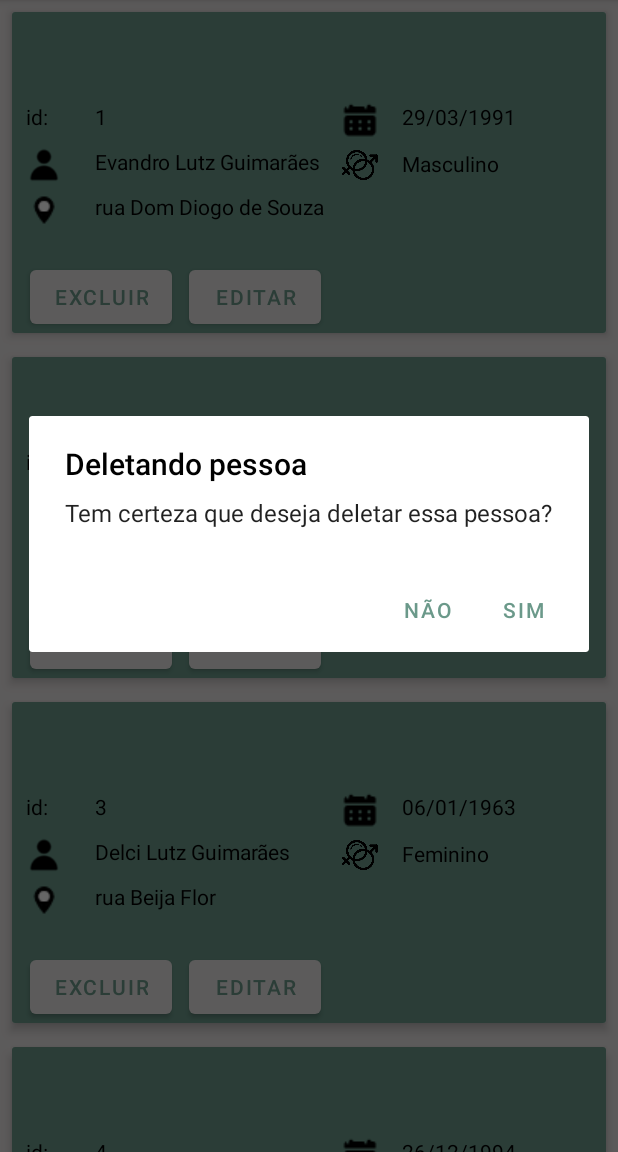
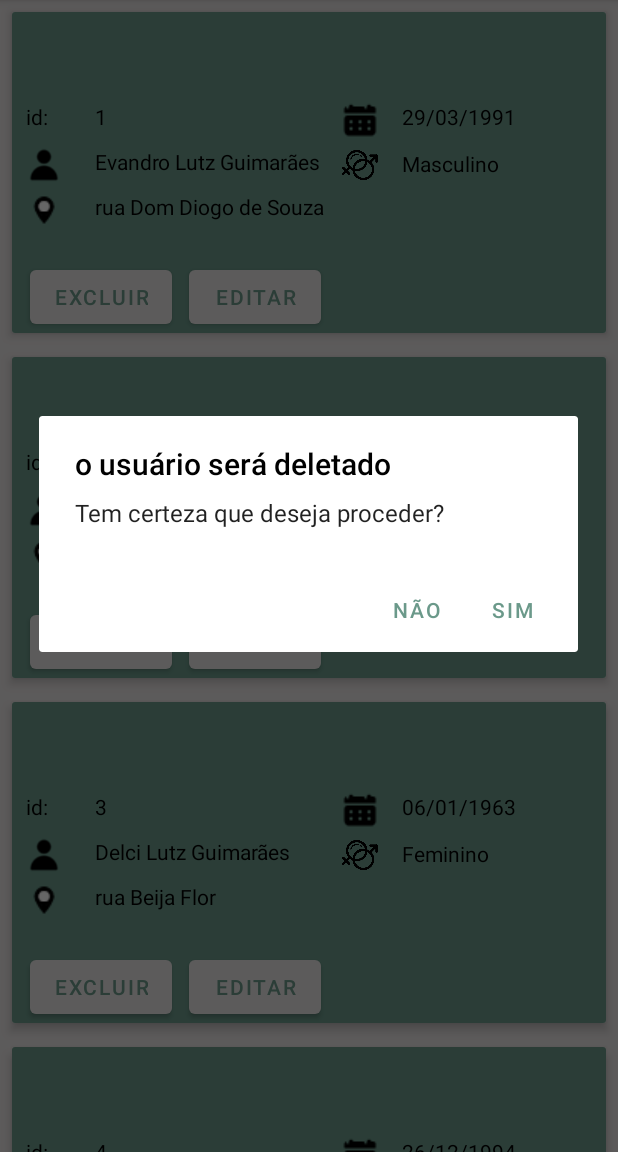
Before and after one commit to evandroLutz/AppAndroidExampleFragments, an Android app: the fragment ListarUsuariosFragment shown on its own in the app's theme, after a tap on "EXCLUIR", on a phone screen of 412 x 824 dp, the part 84-1236 px from its top. Run offline under Robolectric (Android 15) with nearby library versions, the phone set to English and light mode, and no system bars.

Commit message:
limpa comentarios, imports, etc

```diff
--- a/app/src/main/java/com/example/entrega3/activities/MainActivity.java
+++ b/app/src/main/java/com/example/entrega3/activities/MainActivity.java
@@ -36,8 +36,6 @@ public class MainActivity extends AppCompatActivity {
 
         DrawerLayout drawer = binding.drawerLayout;
         NavigationView navigationView = binding.navView;
-        // Passing each menu ID as a set of Ids because each
-        // menu should be considered as top level destinations.
         mAppBarConfiguration = new AppBarConfiguration.Builder(
                 R.id.nav_home, R.id.nav_gallery, R.id.nav_cadastrar )
                 .setOpenableLayout(drawer)
@@ -49,7 +47,6 @@ public class MainActivity extends AppCompatActivity {
 
     @Override
     public boolean onCreateOptionsMenu(Menu menu) {
-        // Inflate the menu; this adds items to the action bar if it is present.
         getMenuInflater().inflate(R.menu.main, menu);
         return true;
     }
--- a/app/src/main/java/com/example/entrega3/adapter/MyAdapter.java
+++ b/app/src/main/java/com/example/entrega3/adapter/MyAdapter.java
@@ -7,7 +7,6 @@ import android.view.LayoutInflater;
 import android.view.View;
 import android.view.ViewGroup;
 import android.widget.Button;
-import android.widget.ImageButton;
 import android.widget.TextView;
 
 import androidx.annotation.NonNull;
@@ -35,15 +34,12 @@ public class MyAdapter extends RecyclerView.Adapter<MyAdapter.MyViewHolder> {
     public MyViewHolder onCreateViewHolder(@NonNull ViewGroup viewGroup, int i) {
         View itemList = LayoutInflater.from(viewGroup.getContext()).
                 inflate(R.layout.adapter_card_icones, viewGroup, false);
-        //se usar adapter_card -> ajustar o ViewHolder para usar Button
-        //retorna o itemList que é passado para o construtor da MyViewHolder
         this.context = viewGroup.getContext();
         return new MyViewHolder(itemList);
     }
 
     @Override
     public void onBindViewHolder(@NonNull MyViewHolder myViewHolder, int position) {
-        //exibe os itens no Recycler
         Usuario u = listaUsuarios.get(position);
         myViewHolder.id.setText(String.valueOf(u.getId()));
         myViewHolder.nome.setText(u.getNome());
@@ -70,8 +66,8 @@ public class MyAdapter extends RecyclerView.Adapter<MyAdapter.MyViewHolder> {
 
     public void removerItem(final int position) {
         new AlertDialog.Builder(context)
-                .setTitle("Deletando pessoa")
-                .setMessage("Tem certeza que deseja deletar essa pessoa?")
+                .setTitle("o usuário será deletado")
+                .setMessage("Tem certeza que deseja proceder?")
                 .setPositiveButton("Sim", new DialogInterface.OnClickListener() {
                     @Override
                     public void onClick(DialogInterface dialogInterface, int i) {
@@ -82,7 +78,6 @@ public class MyAdapter extends RecyclerView.Adapter<MyAdapter.MyViewHolder> {
     }
 
     public class MyViewHolder extends RecyclerView.ViewHolder{
-        //dados da pessoa que serão exibidos no recycler
         TextView id;
         TextView nome;
         TextView endereco;
@@ -90,12 +85,8 @@ public class MyAdapter extends RecyclerView.Adapter<MyAdapter.MyViewHolder> {
         TextView genero;
         Button btnDelete;
         Button btnEdit;
-        //se usar adapter_card -> ajustar o ViewHolder para usar Button
-        //Button btnDelete;
-        //Button btnEdit;
         public MyViewHolder(View itemView){
             super(itemView);
-            //passa uma referência para os componentes que estão na interface
             id = itemView.findViewById(R.id.id);
             nome = itemView.findViewById(R.id.nome);
             endereco = itemView.findViewById(R.id.endereco);
--- a/app/src/main/java/com/example/entrega3/fragments/CadastraFragment.java
+++ b/app/src/main/java/com/example/entrega3/fragments/CadastraFragment.java
@@ -4,7 +4,6 @@ import android.os.Bundle;
 
 import androidx.annotation.NonNull;
 import androidx.annotation.Nullable;
-import androidx.appcompat.app.AppCompatActivity;
 import androidx.appcompat.widget.AppCompatEditText;
 import androidx.fragment.app.Fragment;
 import androidx.navigation.Navigation;
@@ -16,7 +15,7 @@ import android.widget.Button;
 
 import com.example.entrega3.R;
 import com.google.android.material.snackbar.Snackbar;
-import com.google.android.material.textfield.TextInputEditText;
+
 
 public class CadastraFragment extends Fragment {
         private AppCompatEditText txtNome;
--- a/app/src/main/java/com/example/entrega3/fragments/EditarFragment.java
+++ b/app/src/main/java/com/example/entrega3/fragments/EditarFragment.java
@@ -6,7 +6,6 @@ import android.os.Bundle;
 import androidx.annotation.NonNull;
 import androidx.annotation.Nullable;
 import androidx.appcompat.app.AlertDialog;
-import androidx.appcompat.app.AppCompatActivity;
 import androidx.appcompat.widget.AppCompatEditText;
 import androidx.fragment.app.Fragment;
 import androidx.navigation.Navigation;
@@ -18,7 +17,6 @@ import android.widget.Button;
 
 import com.example.entrega3.R;
 import com.google.android.material.snackbar.Snackbar;
-import com.google.android.material.textfield.TextInputEditText;
 
 public class EditarFragment extends Fragment {
     private AppCompatEditText txtNome;
--- a/app/src/main/res/layout/fragment_editar.xml
+++ b/app/src/main/res/layout/fragment_editar.xml
@@ -116,7 +116,7 @@
             android:layout_marginRight="@dimen/linearContent"
             android:layout_marginBottom="@dimen/linearContent"
             android:background="@color/laurel_green"
-            android:text="@string/btnCadUsuario"
+            android:text="@string/btnEditarUsuario"
             android:textColor="@color/white"
             android:textColorHighlight="#000000"
             android:textColorLink="#000000"
```
Also changed, not shown: app/src/main/java/com/example/entrega3/fragments/HomeFragment.java (+0 -7 lines).
